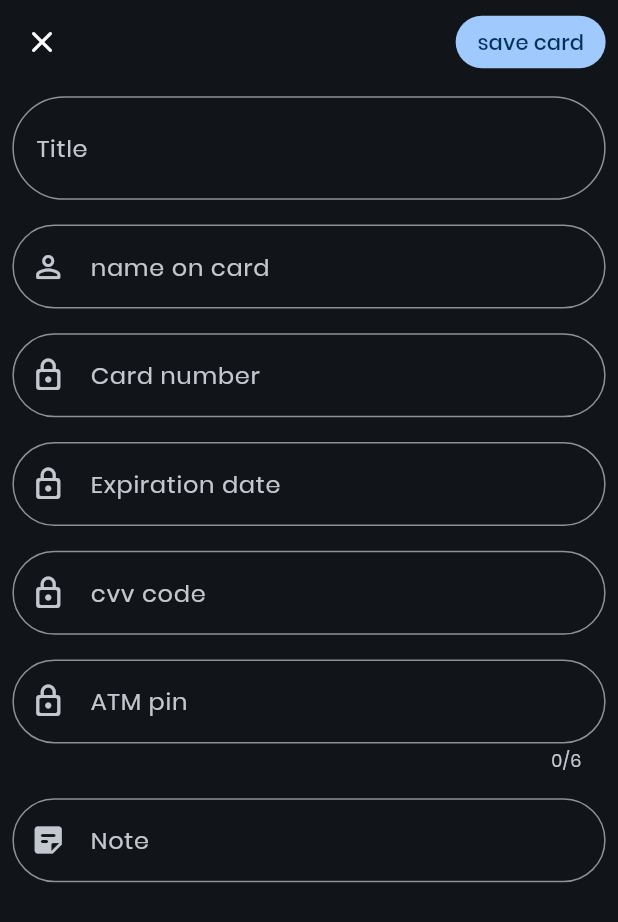
After one commit to pratikPSB/password_manager, a Flutter app: the GenerateCardCredentialsView screen opened by its route, on a phone screen of 412 x 824 dp. The commit adds this screen. Shown: the top 922 px of the screen. Run offline on Flutter 3.47's test engine with Material 3 defaults, Android fonts, the phone set to English and light mode, and no system bars; our stand-ins replace auto_size_text, flutter_multi_formatter, flutter_native_splash, flutter_profile_picture, get, objectbox and 2 more; accounts and stored records are empty; generated files the repository leaves out were written again.

Commit message:
implemented card save functionality.

```diff
--- a/lib/app/data/db/CredentialsModel.dart
+++ b/lib/app/data/db/CredentialsModel.dart
@@ -104,3 +104,10 @@ class CredentialsModel {
 
   Map<String, dynamic> toJson() => _$CredentialsModelToJson(this);
 }
+
+enum CredentialType {
+  login,
+  alias,
+  card,
+  note
+}
--- a/lib/app/data/services/localDB/ObjectBox.dart
+++ b/lib/app/data/services/localDB/ObjectBox.dart
@@ -41,6 +41,10 @@ class ObjectBox {
     return builder.watch(triggerImmediately: true).map((query) => query.find());
   }
 
+  List<VaultModel> getVaultsList() {
+    return _vaultBox.getAll();
+  }
+
   //add new vault
   Future<int> addVault(VaultModel post) => _vaultBox.putAsync(post);
 
--- a/lib/app/data/utils/widgets.dart
+++ b/lib/app/data/utils/widgets.dart
@@ -111,6 +111,37 @@ GetSnackBar getSnackBar({required String message, String? title}) => GetSnackBar
       overlayBlur: 1,
     );
 
+AppBar getCommonAppBar({
+  required String text,
+  required Function() onButtonPressed,
+}) =>
+    AppBar(
+      leading: IconButton(
+        onPressed: () {
+          performHapticFeedback();
+          Get.back();
+        },
+        icon: const Icon(
+          Icons.close_rounded,
+          size: 24,
+        ),
+      ),
+      actions: [
+        getCustomSizedButton(
+          text: text,
+          buttonType: EasyButtonType.elevated,
+          width: 100,
+          height: 35,
+          contentGap: 6.0,
+          progressStrokeWidth: 2.0,
+          onButtonPressed: onButtonPressed,
+        ),
+        SizedBox(
+          width: SizeConfig.safeBlockHorizontal * 2,
+        ),
+      ],
+    );
+
 InputDecoration getCommonInputDecoration(String labelText, {String hintText = ""}) {
   return InputDecoration(
       labelText: labelText,
--- /dev/null
+++ b/lib/app/modules/home/generate_card_credentials/generate_card_credentials_controller.dart
@@ -0,0 +1,58 @@
+import 'package:flutter/cupertino.dart';
+import 'package:flutter_multi_formatter/formatters/credit_card_number_input_formatter.dart';
+import 'package:get/get.dart';
+
+import '../../../../main.dart';
+import '../../../data/db/CredentialsModel.dart';
+import '../../../data/utils/constants.dart';
+import '../../../data/utils/extensions.dart';
+
+class GenerateCardCredentialsController extends GetxController {
+  final formKey = GlobalKey<FormState>();
+
+  final TextEditingController titleController = TextEditingController();
+  final FocusNode titleNode = FocusNode();
+
+  final TextEditingController nameOnCardController = TextEditingController();
+  final FocusNode nameOnCardNode = FocusNode();
+
+  final TextEditingController cardNumberController = TextEditingController();
+  final FocusNode cardNumberNode = FocusNode();
+  Rx<CardSystemData?> cardSystemData = Rxn<CardSystemData?>();
+
+  final TextEditingController expDateController = TextEditingController();
+  final FocusNode expDateNode = FocusNode();
+
+  final TextEditingController cvvController = TextEditingController();
+  final FocusNode cvvNode = FocusNode();
+
+  final TextEditingController cardPinController = TextEditingController();
+  final FocusNode cardPinNode = FocusNode();
+
+  final TextEditingController noteController = TextEditingController();
+  final FocusNode noteNode = FocusNode();
+
+  insertCardToDB() async {
+    performHapticFeedback();
+    if (formKey.currentState!.validate()) {
+      await Future.delayed(const Duration(milliseconds: 1000), () => 42);
+      int id = await prefs().getInt(prefSelectedVaultId);
+      objectBox.addCredential(CredentialsModel(
+        vaultId: id.toString(),
+        name: titleController.text,
+        nameOnCard: nameOnCardController.text,
+        credType: CredentialType.card.name,
+        cardNumber: cardNumberController.text,
+        expiryDate: expDateController.text,
+        cvvCode: cvvController.text,
+        cardPin: cardPinController.text,
+        notes: noteController.text,
+        createdAt: DateTime.now(),
+        updatedAt: DateTime.now(),
+      ));
+      Get.back();
+    }
+  }
+
+
+}
--- /dev/null
+++ b/lib/app/modules/home/generate_card_credentials/generate_card_credentials_view.dart
@@ -0,0 +1,182 @@
+import 'package:flutter/material.dart';
+import 'package:flutter_multi_formatter/flutter_multi_formatter.dart';
+import 'package:get/get.dart';
+import 'package:get/get_state_manager/get_state_manager.dart';
+import 'package:password_manager/app/data/utils/extensions.dart';
+
+import '../../../data/resources/size_config.dart';
+import '../../../data/utils/widgets.dart';
+import 'generate_card_credentials_controller.dart';
+
+class GenerateCardCredentialsView extends GetView<GenerateCardCredentialsController> {
+  const GenerateCardCredentialsView({super.key});
+
+  @override
+  Widget build(BuildContext context) {
+    return Scaffold(
+      appBar: getCommonAppBar(text: "save card", onButtonPressed: controller.insertCardToDB),
+      body: CustomScrollView(
+        shrinkWrap: true,
+        slivers: [
+          SliverToBoxAdapter(
+            child: Padding(
+              padding: EdgeInsets.all(SizeConfig.safeBlockHorizontal * 2),
+              child: Form(
+                key: controller.formKey,
+                child: Column(children: [
+                  TextFormField(
+                    keyboardType: TextInputType.text,
+                    textInputAction: TextInputAction.next,
+                    decoration: getCommonInputDecoration("Title", hintText: "Untitled").copyWith(
+                      hintStyle: const TextStyle(
+                        fontSize: 25,
+                        fontWeight: FontWeight.bold,
+                      ),
+                    ),
+                    style: const TextStyle(
+                      fontSize: 25,
+                      fontWeight: FontWeight.bold,
+                    ),
+                    validator: (text) {
+                      if (text!.isEmpty) {
+                        return "title must not be empty";
+                      }
+                      return null;
+                    },
+                    controller: controller.titleController,
+                  ),
+                  SizedBox(
+                    height: SizeConfig.safeBlockVertical * 2,
+                  ),
+                  TextFormField(
+                    keyboardType: TextInputType.name,
+                    textInputAction: TextInputAction.next,
+                    decoration: getCommonInputDecoration("name on card", hintText: "Full name")
+                        .copyWith(prefixIcon: const Icon(Icons.person_outline_rounded)),
+                    validator: (text) {
+                      if (text!.isEmpty) {
+                        return "name is required";
+                      }
+                      return null;
+                    },
+                    controller: controller.nameOnCardController,
+                  ),
+                  SizedBox(
+                    height: SizeConfig.safeBlockVertical * 2,
+                  ),
+                  Obx(
+                    () => TextFormField(
+                      keyboardType: TextInputType.number,
+                      inputFormatters: [
+                        CreditCardNumberInputFormatter(onCardSystemSelected: (value) {
+                          controller.cardSystemData.value = value;
+                        }),
+                        if (controller.cardSystemData.value != null)
+                          MaskedInputFormatter(
+                            controller.cardSystemData.value!.numberMask!,
+                          ),
+                      ],
+                      textInputAction: TextInputAction.next,
+                      decoration:
+                          getCommonInputDecoration("Card number", hintText: "0000 0000 0000 0000")
+                              .copyWith(
+                        prefixIcon: const Icon(Icons.lock_outline_rounded),
+                        errorMaxLines: 2,
+                      ),
+                      validator: (text) {
+                        if (text!.isEmpty) {
+                          return "card number required";
+                        } else if (!isCardNumberValid(cardNumber: text)) {
+                          return "card number not valid";
+                        }
+                        return null;
+                      },
+                      controller: controller.cardNumberController,
+                    ),
+                  ),
+                  SizedBox(
+                    height: SizeConfig.safeBlockVertical * 2,
+                  ),
+                  TextFormField(
+                    keyboardType: TextInputType.number,
+                    inputFormatters: [
+                      CreditCardExpirationDateFormatter(),
+                    ],
+                    textInputAction: TextInputAction.next,
+                    decoration:
+                        getCommonInputDecoration("Expiration date", hintText: "00/00").copyWith(
+                      prefixIcon: const Icon(Icons.lock_outline_rounded),
+                      errorMaxLines: 2,
+                    ),
+                    validator: (text) {
+                      if (text!.isEmpty) {
+                        return "Expiration date required";
+                      }
+                      return null;
+                    },
+                    controller: controller.expDateController,
+                  ),
+                  SizedBox(
+                    height: SizeConfig.safeBlockVertical * 2,
+                  ),
+                  TextFormField(
+                    keyboardType: TextInputType.number,
+                    inputFormatters: [
+                      CreditCardCvcInputFormatter(),
+                    ],
+                    textInputAction: TextInputAction.next,
+                    decoration: getCommonInputDecoration("cvv code", hintText: "000").copyWith(
+                      prefixIcon: const Icon(Icons.lock_outline_rounded),
+                      errorMaxLines: 2,
+                    ),
+                    validator: (text) {
+                      if (text!.isEmpty) {
+                        return "code is required";
+                      }
+                      return null;
+                    },
+                    controller: controller.cvvController,
+                  ),
+                  SizedBox(
+                    height: SizeConfig.safeBlockVertical * 2,
+                  ),
+                  TextFormField(
+                    keyboardType: TextInputType.number,
+                    maxLength: 6,
+                    textInputAction: TextInputAction.next,
+                    decoration: getCommonInputDecoration("ATM pin", hintText: "000").copyWith(
+                      prefixIcon: const Icon(Icons.lock_outline_rounded),
+                      errorMaxLines: 2,
+                    ),
+                    validator: (text) {
+                      if (text!.isEmpty) {
+                        return "atm pin required";
+                      } else if (text.length < 4 || text.length == 5) {
+                        return "atm pin not valid";
+                      }
+                      return null;
+                    },
+                    controller: controller.cardPinController,
+                  ),
+                  SizedBox(
+                    height: SizeConfig.safeBlockVertical * 2,
+                  ),
+                  TextFormField(
+                    keyboardType: TextInputType.text,
+                    textInputAction: TextInputAction.done,
+                    decoration: getCommonInputDecoration("Note")
+                        .copyWith(prefixIcon: const Icon(Icons.sticky_note_2_rounded)),
+                    controller: controller.noteController,
+                  ),
+                  SizedBox(
+                    height: SizeConfig.safeBlockVertical * 2,
+                  ),
+                ]),
+              ),
+            ),
+          )
+        ],
+      ),
+    );
+  }
+}
--- a/lib/app/modules/home/generate_credentials/generate_credentials_controller.dart
+++ b/lib/app/modules/home/generate_credentials/generate_credentials_controller.dart
@@ -27,7 +27,7 @@ class GenerateCredentialsController extends GetxController {
   late StreamSubscription<String> stream;
 
   final RxBool isHidePassword = true.obs;
-  final RxBool isShowButtons = true.obs;
+  final RxBool isShowButtons = false.obs;
   final RxString showWhichButton = "EMAIL".obs;
 
   RxString title = "".obs;
@@ -92,6 +92,7 @@ class GenerateCredentialsController extends GetxController {
       int id = await prefs().getInt(prefSelectedVaultId);
       objectBox.addCredential(CredentialsModel(
         vaultId: id.toString(),
+        credType: CredentialType.login.name,
         name: titleController.text,
         email: emailController.text,
         password: pwdController.text,
--- a/lib/app/modules/loginModule/login/login_controller.dart
+++ b/lib/app/modules/loginModule/login/login_controller.dart
@@ -19,7 +19,7 @@ class LoginController extends GetxController {
   openHome() async {
     performHapticFeedback();
     await Future.delayed(const Duration(milliseconds: 1000), () => 42);
-    if (await objectBox.getVaults().isEmpty) {
+    if (objectBox.getVaultsList().isEmpty) {
       int id = await objectBox.addVault(VaultModel(
           name: "Personal",
           vaultColor: "#232323",
--- a/lib/app/modules/loginModule/register/register_controller.dart
+++ b/lib/app/modules/loginModule/register/register_controller.dart
@@ -16,7 +16,7 @@ class RegisterController extends GetxController {
   openHome() async {
     performHapticFeedback();
     await Future.delayed(const Duration(milliseconds: 1000), () => 42);
-    if (await objectBox.getVaults().isEmpty) {
+    if (objectBox.getVaultsList().isEmpty) {
       int id = await objectBox.addVault(VaultModel(
           name: "Personal",
           vaultColor: "#232323",
--- a/lib/app/routes/app_pages.dart
+++ b/lib/app/routes/app_pages.dart
@@ -1,5 +1,7 @@
 import 'package:get/get.dart';
 
+import '../modules/home/generate_card_credentials/generate_card_credentials_binding.dart';
+import '../modules/home/generate_card_credentials/generate_card_credentials_view.dart';
 import '../modules/home/generate_credentials/generate_credentials_binding.dart';
 import '../modules/home/generate_credentials/generate_credentials_view.dart';
 import '../modules/home/generate_password_bottom_sheet/generate_password_bottom_sheet_binding.dart';
@@ -25,7 +27,7 @@ class AppPages {
   static final routes = [
     GetPage(
       name: _Paths.HOME,
-      page: () => HomeView(),
+      page: () => const HomeView(),
       binding: HomeBinding(),
       transition: Transition.rightToLeft,
       children: [
@@ -39,6 +41,11 @@ class AppPages {
           page: () => const GenerateCredentialsView(),
           binding: GenerateCredentialsBinding(),
           transition: Transition.downToUp,
+        ),
+        GetPage(
+          name: _Paths.GENERATE_CARD_CREDENTIALS,
+          page: () => const GenerateCardCredentialsView(),
+          binding: GenerateCardCredentialsBinding(),
         ),
       ],
     ),
--- a/lib/app/routes/app_routes.dart
+++ b/lib/app/routes/app_routes.dart
@@ -9,8 +9,11 @@ abstract class Routes {
   static const LOGIN = _Paths.LOGIN;
   static const LOGIN_OR_REGISTER = _Paths.LOGIN_OR_REGISTER;
   static const REGISTER = _Paths.REGISTER;
-  static const GENERATE_PASSWORD_BOTTOM_SHEET = _Paths.HOME + _Paths.GENERATE_PASSWORD_BOTTOM_SHEET;
+  static const GENERATE_PASSWORD_BOTTOM_SHEET =
+      _Paths.HOME + _Paths.GENERATE_PASSWORD_BOTTOM_SHEET;
   static const GENERATE_CREDENTIALS = _Paths.HOME + _Paths.GENERATE_CREDENTIALS;
+  static const GENERATE_CARD_CREDENTIALS =
+      _Paths.HOME + _Paths.GENERATE_CARD_CREDENTIALS;
 }
 
 abstract class _Paths {
@@ -21,6 +24,8 @@ abstract class _Paths {
   static const LOGIN = '/login';
   static const LOGIN_OR_REGISTER = '/login-or-register';
   static const REGISTER = '/register';
-  static const GENERATE_PASSWORD_BOTTOM_SHEET = '/generate-password-bottom-sheet';
+  static const GENERATE_PASSWORD_BOTTOM_SHEET =
+      '/generate-password-bottom-sheet';
   static const GENERATE_CREDENTIALS = '/generate-credentials';
+  static const GENERATE_CARD_CREDENTIALS = '/generate-card-credentials';
 }
--- a/pubspec.yaml
+++ b/pubspec.yaml
@@ -34,6 +34,9 @@ dependencies:
 
 #  flutter profile picture
   flutter_profile_picture: ^2.0.0
+
+#  multi formatter
+  flutter_multi_formatter: ^2.12.4
 
 dev_dependencies:
   analyzer: ^6.4.1
```
Also changed, not shown: lib/app/data/resources/theme_utils.dart (+27 -16 lines), lib/app/modules/home/generate_card_credentials/generate_card_credentials_binding.dart (added, +12 -0 lines), lib/app/modules/home/generate_credentials/generate_credentials_view.dart (+6 -29 lines), lib/app/modules/home/home_controller.dart (+21 -6 lines), lib/app/modules/home/home_view.dart (+71 -42 lines), pubspec.lock.
